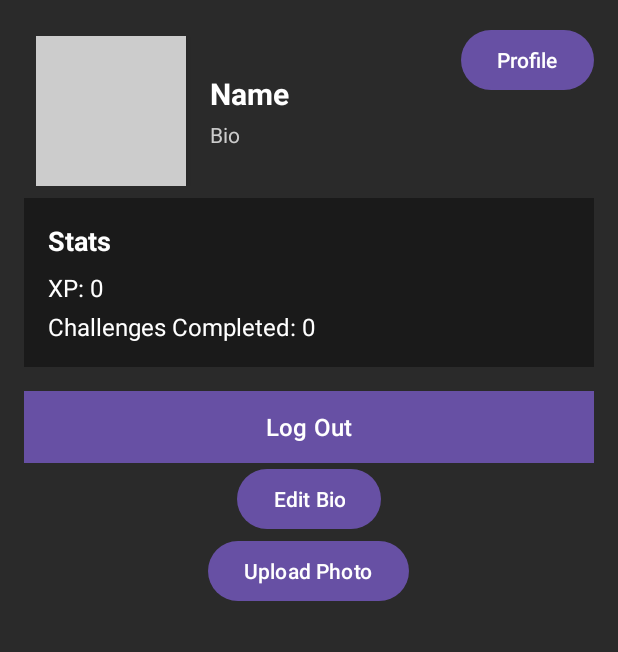
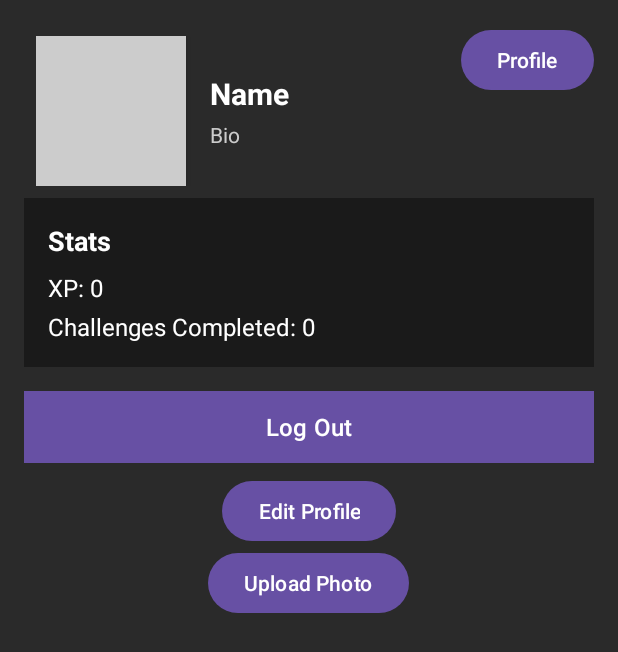
Before and after one commit to NordicNormad/GymRoyale, an Android app: the fragment ProfileFragment placed in its activity, on a phone screen of 412 x 824 dp. Shown: the top 652 px of the screen. Run offline under Robolectric (Android 15) with nearby library versions, the phone set to English and light mode, and no system bars; our stand-ins replace Firebase (no records; nobody signed in at launch, a user with empty details on screens opened directly).

Commit message:
profile edit

```diff
--- a/app/src/main/res/layout/fragment_profile.xml
+++ b/app/src/main/res/layout/fragment_profile.xml
@@ -102,11 +102,12 @@
         android:layout_marginTop="16dp" />
 
     <Button
-        android:id="@+id/buttonEditBio"
+        android:id="@+id/buttonEditProfile"
         android:layout_width="wrap_content"
         android:layout_height="wrap_content"
-        android:text="Edit Bio"
-        android:layout_gravity="center" />
+        android:text="Edit Profile"
+        android:layout_marginTop="8dp"
+        android:layout_gravity="center_horizontal"/>
 
     <Button
         android:id="@+id/buttonUploadPhoto"
```
Also changed, not shown: app/src/main/java/com/cs407/gymroyale/Profile.kt (+32 -26 lines).
